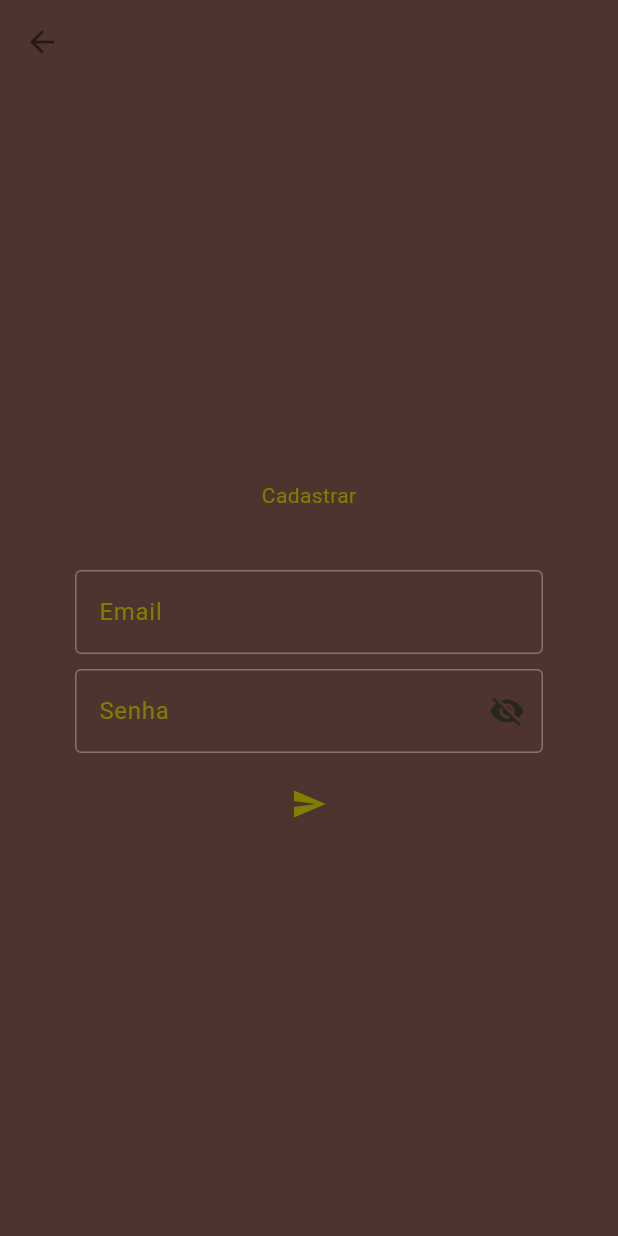
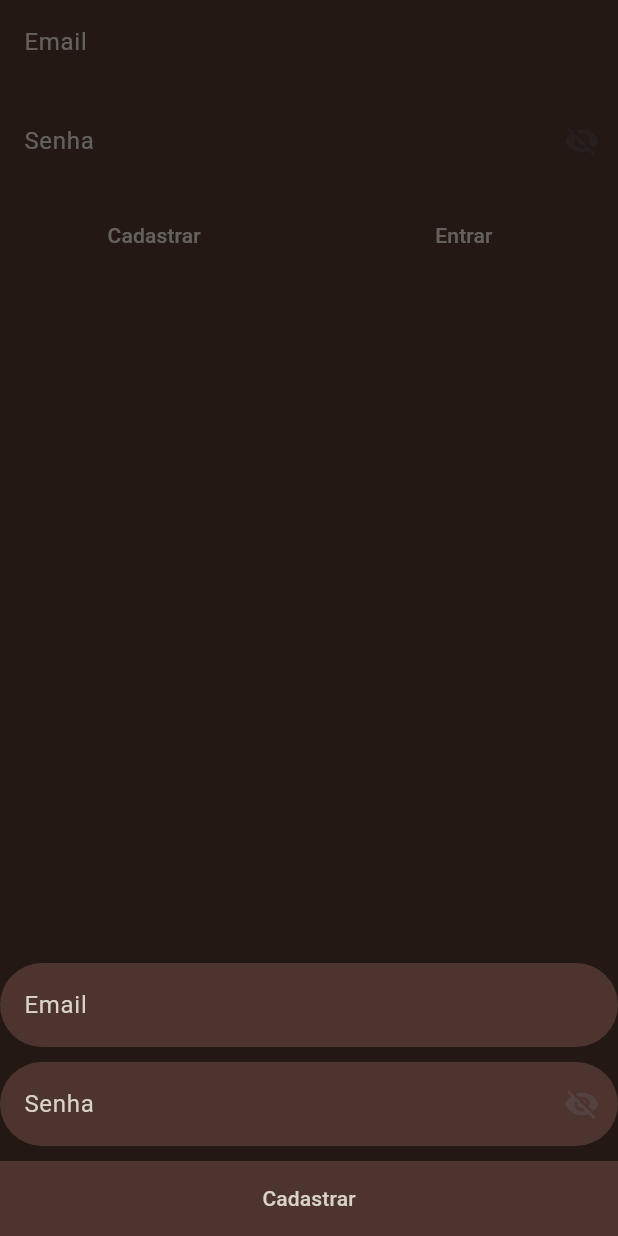
Before and after one commit to DevMonts/Book-App, a Flutter app: the LoginWidget widget shown alone on an empty page, opened directly, after a tap on "Cadastrar", on a phone screen of 412 x 824 dp. Run offline on Flutter 3.47's test engine with Material 3 defaults, Android fonts, the phone set to English and light mode, and no system bars; our stand-ins replace cloud_firestore, firebase_auth, firebase_core, shared_preferences; accounts and stored records are empty.

Commit message:
style: register

```diff
--- a/lib/common/router/app_router.dart
+++ b/lib/common/router/app_router.dart
@@ -1,5 +1,5 @@
-import 'package:book_app/features/auth/presentation/pages/login_page.dart';
-import 'package:book_app/features/auth/presentation/pages/register_user_page.dart';
+import 'package:book_app/features/auth/presentation/pages/auth_page.dart';
+import 'package:book_app/features/auth/presentation/widget/register_user_widget.dart';
 import 'package:book_app/features/book/presentation/page/bookcase_page.dart';
 import 'package:flutter/material.dart';
 
@@ -10,12 +10,12 @@ class AppRouter {
     switch (settings.name) {
       case '/':
         return MaterialPageRoute(
-          builder: (context) => const LoginPage(),
+          builder: (context) => const AuthPage(),
         );
-      case '/register':
-        return MaterialPageRoute(
-          builder: (context) => const RegisterUserPage(),
-        );
+      // case '/register':
+      //   return MaterialPageRoute(
+      //     builder: (context) => const RegisterUserPage(),
+      //   );
       case '/bookcase':
         return MaterialPageRoute(
           builder: (context) => const BookcasePage(),
@@ -26,7 +26,7 @@ class AppRouter {
       //   );
       default:
         return MaterialPageRoute(
-          builder: (context) => const LoginPage(),
+          builder: (context) => const AuthPage(),
         );
     }
   }
--- a/lib/features/auth/presentation/pages/login_page.dart
+++ b/lib/features/auth/presentation/pages/auth_page.dart
@@ -3,8 +3,8 @@ import 'package:book_app/common/constants/app_strings.dart';
 import 'package:book_app/features/auth/presentation/widget/login_widget.dart';
 import 'package:flutter/material.dart';
 
-class LoginPage extends StatelessWidget {
-  const LoginPage({super.key});
+class AuthPage extends StatelessWidget {
+  const AuthPage({super.key});
 
   @override
   Widget build(BuildContext context) {
--- a/lib/features/auth/presentation/widget/login_widget.dart
+++ b/lib/features/auth/presentation/widget/login_widget.dart
@@ -2,6 +2,7 @@ import 'package:book_app/common/constants/app_colors.dart';
 import 'package:book_app/common/constants/app_input_decoration.dart';
 import 'package:book_app/common/constants/app_strings.dart';
 import 'package:book_app/features/auth/logic/providers/password_view_provider.dart';
+import 'package:book_app/features/auth/presentation/widget/register_user_widget.dart';
 import 'package:flutter/material.dart';
 import 'package:provider/provider.dart';
 import 'package:book_app/features/auth/logic/providers/auth_provider.dart';
@@ -68,7 +69,7 @@ class _LoginWidgetState extends State<LoginWidget> {
                         labelStyle: TextStyle(
                           color: AppColors.paper,
                         ),
-                        border: OutlineInputBorder(),
+                        //border: OutlineInputBorder(),
                         suffixIcon: IconButton(
                           icon: Icon(
                             passwordViewProvider.obscureText
@@ -118,9 +119,21 @@ class _LoginWidgetState extends State<LoginWidget> {
                       ),
                     ),
                     onPressed: () {
-                      Navigator.pushNamed(
-                        context,
-                        '/register',
+                      showModalBottomSheet(
+                        // Navigator.pushNamed(
+                        //   context,
+                        //   '/register',
+                        // );
+                        context: context,
+                        builder:
+                            (
+                              BuildContext context,
+                            ) {
+                              return RegisterUserWidget();
+                            },
+                        backgroundColor: Colors.transparent,
+                        elevation: 0,
+                        isScrollControlled: true,
                       );
                     },
                     child: //Icon
--- a/lib/features/auth/presentation/pages/register_user_page.dart
+++ b/lib/features/auth/presentation/widget/register_user_widget.dart
@@ -1,4 +1,5 @@
 import 'package:book_app/common/constants/app_colors.dart';
+import 'package:book_app/common/constants/app_input_decoration.dart';
 import 'package:book_app/common/constants/app_strings.dart';
 import 'package:book_app/common/constants/app_theme.dart';
 import 'package:book_app/features/auth/logic/providers/auth_provider.dart';
@@ -6,53 +7,62 @@ import 'package:book_app/features/auth/logic/providers/password_view_provider.da
 import 'package:flutter/material.dart';
 import 'package:provider/provider.dart';
 
-class RegisterUserPage extends StatefulWidget {
-  const RegisterUserPage({super.key});
+class RegisterUserWidget extends StatefulWidget {
+  const RegisterUserWidget({super.key});
   @override
-  State<RegisterUserPage> createState() => _RegisterUserPageState();
+  State<RegisterUserWidget> createState() => _RegisterUserWidgetState();
 }
 
-class _RegisterUserPageState extends State<RegisterUserPage> {
+class _RegisterUserWidgetState extends State<RegisterUserWidget> {
   final TextEditingController emailController = TextEditingController();
   final TextEditingController passwordController = TextEditingController();
 
   @override
   Widget build(BuildContext context) {
-    //TODO: new theme
-    return Scaffold(
-      appBar: AppBar(
-        backgroundColor: AppTheme.lightTheme.scaffoldBackgroundColor,
-      ),
-      body: Padding(
-        padding: EdgeInsets.all(
-          50,
-        ),
+    return //Scaffold(
+    // appBar: AppBar(
+    //   backgroundColor: AppTheme.lightTheme.scaffoldBackgroundColor,
+    // ),
+    //body:
+    Padding(
+      padding:
+          EdgeInsets. //all
+          only(
+            //50
+            bottom: MediaQuery.of(
+              context,
+            ).viewInsets.bottom,
+          ),
+      child: SingleChildScrollView(
         child: Column(
-          mainAxisAlignment: MainAxisAlignment.center,
-          spacing: 10,
+          // mainAxisAlignment: MainAxisAlignment.center,
+          // spacing: 10,
           children: [
-            Text(
-              AppStrings.register,
-              style: TextStyle(
-                color: AppColors.larissaGreen,
+            // Text(
+            //   AppStrings.register,
+            //   style: TextStyle(
+            //     color: AppColors.larissaGreen,
+            //   ),
+            // ),
+            // SizedBox(
+            //   height: 20,
+            // ),
+            TextFormField(
+              keyboardType: TextInputType.emailAddress,
+              decoration: AppInputDecoration.inputDecoration.copyWith(
+                labelText: AppStrings.email,
+                // labelStyle: TextStyle(
+                //   color: AppColors.larissaGreen,
+                // ),
+                // border: OutlineInputBorder(),
               ),
+              controller: emailController,
+              // style: TextStyle(
+              //   color: AppColors.larissaGreen,
+              // ),
             ),
             SizedBox(
-              height: 20,
-            ),
-            TextFormField(
-              keyboardType: TextInputType.emailAddress,
-              decoration: InputDecoration(
-                labelText: AppStrings.email,
-                labelStyle: TextStyle(
-                  color: AppColors.larissaGreen,
-                ),
-                border: OutlineInputBorder(),
-              ),
-              controller: emailController,
-              style: TextStyle(
-                color: AppColors.larissaGreen,
-              ),
+              height: 10,
             ),
             Consumer<PasswordViewProvider>(
               builder:
@@ -62,20 +72,22 @@ class _RegisterUserPageState extends State<RegisterUserPage> {
                     child,
                   ) {
                     return TextFormField(
-                      decoration: InputDecoration(
+                      decoration: AppInputDecoration.inputDecoration.copyWith(
                         labelText: AppStrings.password,
                         labelStyle: TextStyle(
-                          color: AppColors.larissaGreen,
+                          color: AppColors
+                              . //larissaGreen
+                              paper,
                         ),
-                        border: OutlineInputBorder(),
+                        //border: OutlineInputBorder(),
                         suffixIcon: IconButton(
                           icon: Icon(
                             passwordViewProvider.obscureText
                                 ? Icons.visibility_off
                                 : Icons.visibility,
-                            color: passwordViewProvider.obscureText
-                                ? AppColors.larissaDarkGreenBook
-                                : AppColors.larissaGreen,
+                            // color: passwordViewProvider.obscureText
+                            //     ? AppColors.larissaDarkGreenBook
+                            //     : AppColors.larissaGreen,
                           ),
                           onPressed: () {
                             Provider.of<PasswordViewProvider>(
@@ -87,15 +99,30 @@ class _RegisterUserPageState extends State<RegisterUserPage> {
                       ),
                       obscureText: passwordViewProvider.obscureText,
                       controller: passwordController,
-                      style: TextStyle(
-                        color: passwordViewProvider.obscureText
-                            ? AppColors.larissaDarkGreenBook
-                            : AppColors.larissaGreen,
-                      ),
+                      // style: TextStyle(
+                      //   color: passwordViewProvider.obscureText
+                      //       ? AppColors.larissaDarkGreenBook
+                      //       : AppColors.larissaGreen,
+                      // ),
                     );
                   },
             ),
-            IconButton(
+            SizedBox(
+              height: 10,
+            ),
+            TextButton(
+              style: TextButton.styleFrom(
+                backgroundColor: AppColors
+                    . //larissaGreen
+                    darkWood,
+                minimumSize: const Size(
+                  double.infinity,
+                  50,
+                ),
+                shape: RoundedRectangleBorder(
+                  borderRadius: BorderRadius.zero,
+                ),
+              ),
               onPressed: () {
                 final email = emailController.text.trim();
                 final password = passwordController.text.trim();
@@ -119,9 +146,15 @@ class _RegisterUserPageState extends State<RegisterUserPage> {
                   ),
                 );
               },
-              icon: Icon(
-                Icons.send,
-                color: AppColors.larissaGreen,
+              child: //Icon
+              Text(
+                //Icons.send,
+                style: TextStyle(
+                  color: AppColors
+                      . //larissaGreen
+                      paper,
+                ),
+                AppStrings.register,
               ),
             ),
           ],
```
